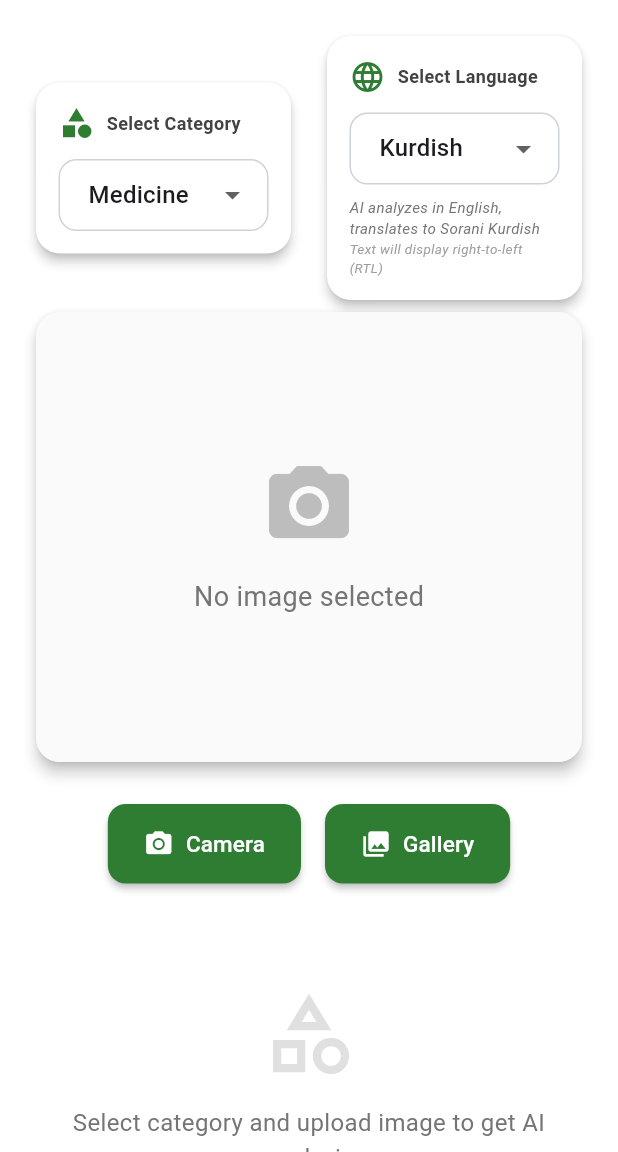
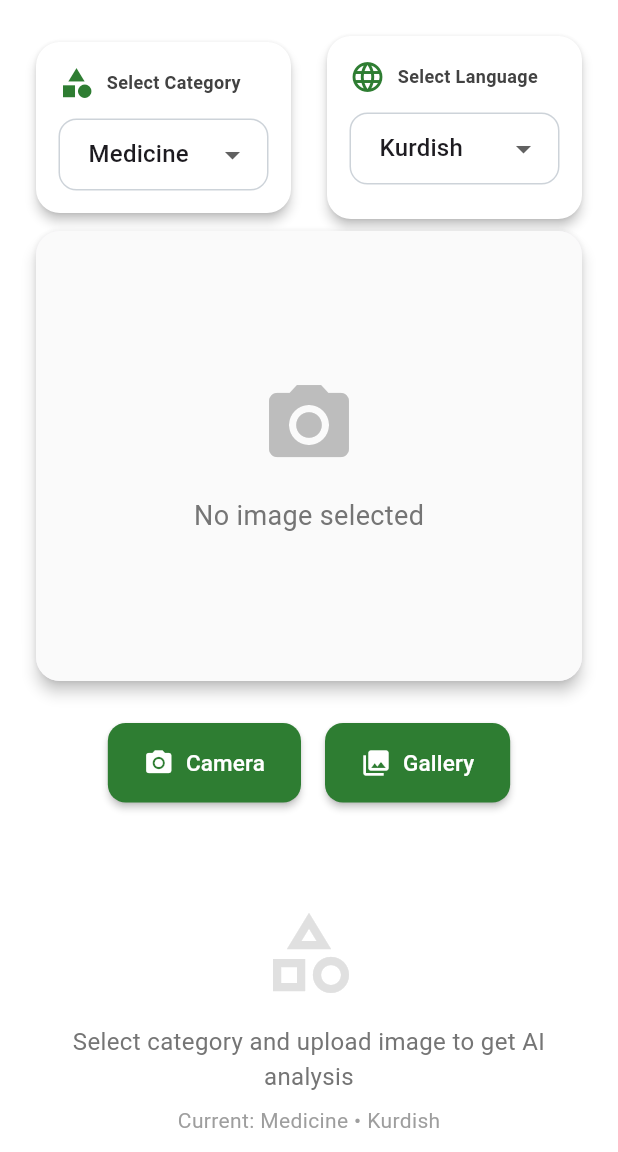
Before and after one commit to totenkopf7/medsnap, a Flutter app: the screen it shows after launch, on a phone screen of 412 x 824 dp, the part 84-1236 px from its top. Run offline on Flutter 3.47's test engine with Material 3 defaults, Android fonts, the phone set to English and light mode, and no system bars; our stand-ins replace image_picker.

Commit message:
Updated server, service and UI, as well as adjusting footer padding

```diff
--- a/lib/home_page.dart
+++ b/lib/home_page.dart
@@ -520,38 +520,38 @@ class _HomePageState extends State<HomePage> {
                         ),
                       ),
                       // ==== CHANGE START: Show translation info with RTL info ====
-                      if (_selectedLanguage != 'English')
-                        Padding(
-                          padding: const EdgeInsets.only(top: 4.0),
-                          child: Column(
-                            children: [
-                              Text(
-                                _selectedLanguage == 'Kurdish'
-                                    ? 'AI will analyze in English and translate to Sorani Kurdish'
-                                    : 'AI will analyze in English for better accuracy',
-                                style: TextStyle(
-                                  fontSize: 12,
-                                  color: Colors.grey[400],
-                                  fontStyle: FontStyle.italic,
-                                ),
-                              ),
-                              if (_isRTLlanguage)
-                                Text(
-                                  'Text will display right-to-left (RTL)',
-                                  style: TextStyle(
-                                    fontSize: 11,
-                                    color: Colors.grey[400],
-                                    fontStyle: FontStyle.italic,
-                                  ),
-                                ),
-                            ],
-                          ),
-                        ),
+                      // if (_selectedLanguage != 'English')
+                      //   Padding(
+                      //     padding: const EdgeInsets.only(top: 4.0),
+                      //     child: Column(
+                      //       children: [
+                      //         Text(
+                      //           _selectedLanguage == 'Kurdish'
+                      //               ? 'AI will analyze in English and translate to Sorani Kurdish'
+                      //               : 'AI will analyze in English for better accuracy',
+                      //           style: TextStyle(
+                      //             fontSize: 12,
+                      //             color: Colors.grey[400],
+                      //             fontStyle: FontStyle.italic,
+                      //           ),
+                      //         ),
+                      //         if (_isRTLlanguage)
+                      //           Text(
+                      //             'Text will display right-to-left (RTL)',
+                      //             style: TextStyle(
+                      //               fontSize: 11,
+                      //               color: Colors.grey[400],
+                      //               fontStyle: FontStyle.italic,
+                      //             ),
+                      //           ),
+                      //       ],
+                      //     ),
+                      //   ),
                       // ==== CHANGE END ====
                     ],
                   ),
                 ),
-              const SizedBox(height: 44),
+              const SizedBox(height: 50),
               const Padding(
                 padding: EdgeInsets.all(12.0),
                 child: Text(
@@ -728,33 +728,33 @@ class _HomePageState extends State<HomePage> {
             ),
             // ==== CHANGE START: Add language info with Sorani Kurdish and RTL note ====
             SizedBox(height: 8),
-            Column(
-              crossAxisAlignment: CrossAxisAlignment.start,
-              children: [
-                Text(
-                  _selectedLanguage == 'English'
-                      ? 'AI analyzes in English'
-                      : _selectedLanguage == 'Kurdish'
-                          ? 'AI analyzes in English, translates to Sorani Kurdish'
-                          : 'AI analyzes in English, translates to $_selectedLanguage',
-                  style: TextStyle(
-                    fontSize: 10,
-                    color: Colors.grey[600],
-                    fontStyle: FontStyle.italic,
-                  ),
-                ),
-                if (_selectedLanguage == 'Arabic' ||
-                    _selectedLanguage == 'Kurdish')
-                  Text(
-                    'Text will display right-to-left (RTL)',
-                    style: TextStyle(
-                      fontSize: 9,
-                      color: Colors.grey[500],
-                      fontStyle: FontStyle.italic,
-                    ),
-                  ),
-              ],
-            ),
+            // Column(
+            //   crossAxisAlignment: CrossAxisAlignment.start,
+            //   children: [
+            //     Text(
+            //       _selectedLanguage == 'English'
+            //           ? 'AI analyzes in English'
+            //           : _selectedLanguage == 'Kurdish'
+            //               ? 'AI analyzes in English, translates to Sorani Kurdish'
+            //               : 'AI analyzes in English, translates to $_selectedLanguage',
+            //       style: TextStyle(
+            //         fontSize: 10,
+            //         color: Colors.grey[600],
+            //         fontStyle: FontStyle.italic,
+            //       ),
+            //     ),
+            //     if (_selectedLanguage == 'Arabic' ||
+            //         _selectedLanguage == 'Kurdish')
+            //       Text(
+            //         'Text will display right-to-left (RTL)',
+            //         style: TextStyle(
+            //           fontSize: 9,
+            //           color: Colors.grey[500],
+            //           fontStyle: FontStyle.italic,
+            //         ),
+            //       ),
+            //   ],
+            // ),
             // ==== CHANGE END ====
           ],
         ),
```
